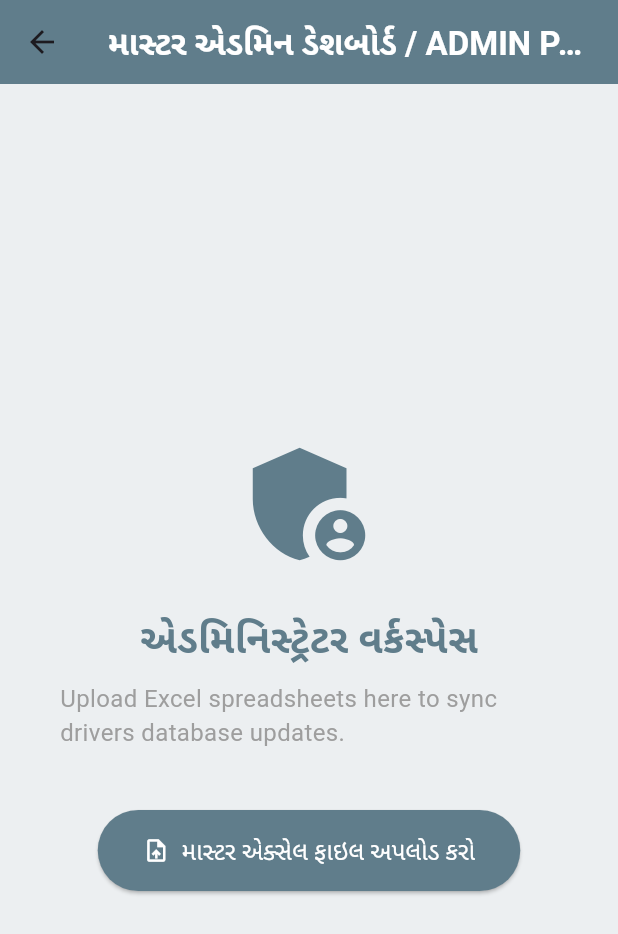
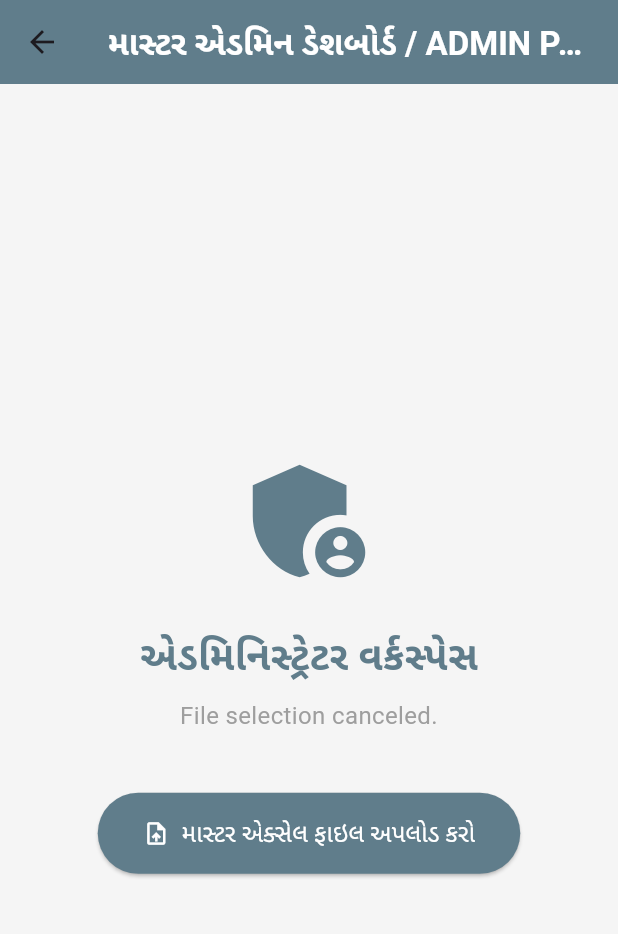
Before and after one commit to leon2119/driver-calc-app, a Flutter app: the AdminDashboard screen opened directly, after a tap on "માસ્ટર એક્સેલ ફાઇલ અપલોડ કરો", on a phone screen of 412 x 824 dp. Shown: the top 934 px of the screen. Run offline on Flutter 3.47's test engine with Material 3 defaults, Android fonts, the phone set to English and light mode, and no system bars; our stand-ins replace file_picker; missing offline and left inert: excel.

Commit message:
Admin Interactivity: Wired up file selector triggers for Excel spreadsheet uploads

```diff
--- a/lib/main.dart
+++ b/lib/main.dart
@@ -1,5 +1,6 @@
 import 'package:flutter/material.dart';
 import 'package:flutter_web_plugins/url_strategy.dart';
+import 'package:file_picker/file_picker.dart';
 import 'package:excel/excel.dart' as img_excel;
 
 void main() {
@@ -21,11 +22,9 @@ class DriverCalcApp extends StatelessWidget {
       ),
       initialRoute: '/',
       onGenerateRoute: (settings) {
-        // Correctly capture and inspect web settings names for the hash parameters block
         final String routeName = settings.name ?? '/';
         final Uri uri = Uri.parse(routeName);
 
-        // This checks if either a standard sub-route or a hash query contains the admin role flag
         if (uri.queryParameters['role'] == 'admin' || routeName.contains('role=admin')) {
           return MaterialPageRoute(builder: (_) => const AdminDashboard());
         }
@@ -102,13 +101,64 @@ class _DriverLoginPageState extends State<DriverLoginPage> {
   }
 }
 
-class AdminDashboard extends StatelessWidget {
+class AdminDashboard extends StatefulWidget {
   const AdminDashboard({super.key});
+
+  @override
+  State<AdminDashboard> createState() => _AdminDashboardState();
+}
+
+class _AdminDashboardState extends State<AdminDashboard> {
+  String _statusMessage = 'Upload Excel spreadsheets here to sync drivers database updates.';
+  bool _isUploading = false;
+
+  // Operational function to trigger local file browser window picker
+  Future<void> _pickAndProcessExcel() async {
+    setState(() {
+      _isUploading = true;
+      _statusMessage = 'Opening file selector...';
+    });
+
+    try {
+      FilePickerResult? result = await FilePicker.platform.pickFiles(
+        type: FileType.custom,
+        allowedExtensions: ['xlsx', 'xls'],
+      );
+
+      if (result != null && result.files.first.bytes != null) {
+        setState(() {
+          _statusMessage = 'Processing Excel sheet contents...';
+        });
+
+        // Use our isolated namespace img_excel package to parse bytes directly
+        var bytes = result.files.first.bytes!;
+        var excel = img_excel.Excel.decodeBytes(bytes);
+
+        // Count sheets to confirm the library successfully parsed the file layout
+        int sheetCount = excel.tables.keys.length;
+
+        setState(() {
+          _statusMessage = 'Success! Loaded file with $sheetCount sheet(s). Syncing to Firebase...';
+          _isUploading = false;
+        });
+      } else {
+        setState(() {
+          _statusMessage = 'File selection canceled.';
+          _isUploading = false;
+        });
+      }
+    } catch (e) {
+      setState(() {
+        _statusMessage = 'Error reading file: $e';
+        _isUploading = false;
+      });
+    }
+  }
 
   @override
   Widget build(BuildContext context) {
     return Scaffold(
-      backgroundColor: Colors.blueGrey[50],
+      backgroundColor: Colors.grey[100],
       appBar: AppBar(
         title: const Text('માસ્ટર એડમિન ડેશબોર્ડ / ADMIN PANEL', style: TextStyle(color: Colors.white, fontWeight: FontWeight.bold)),
         backgroundColor: Colors.blueGrey,
@@ -124,16 +174,18 @@ class AdminDashboard extends StatelessWidget {
               const SizedBox(height: 20),
               const Text('એડમિનિસ્ટ્રેટર વર્કસ્પેસ', style: TextStyle(fontSize: 26, fontWeight: FontWeight.bold, color: Colors.blueGrey)),
               const SizedBox(height: 10),
-              const Text('Upload Excel spreadsheets here to sync drivers database updates.', style: TextStyle(fontSize: 16, color: Colors.grey)),
+              Text(_statusMessage, style: const TextStyle(fontSize: 16, color: Colors.grey), textAlign: TextAlign.center),
               const SizedBox(height: 40),
-              ElevatedButton.icon(
+              _isUploading
+                  ? const CircularProgressIndicator(color: Colors.blueGrey)
+                  : ElevatedButton.icon(
                       style: ElevatedButton.styleFrom(
                         backgroundColor: Colors.blueGrey,
                         padding: const EdgeInsets.symmetric(horizontal: 30, vertical: 15),
                       ),
                       icon: const Icon(Icons.upload_file, color: Colors.white),
                       label: const Text('માસ્ટર એક્સેલ ફાઇલ અપલોડ કરો', style: TextStyle(color: Colors.white, fontSize: 16)),
-                onPressed: () {},
+                      onPressed: _pickAndProcessExcel,
                     ),
             ],
           ),
```
Lines whose indentation alone changed are shown as unchanged.
